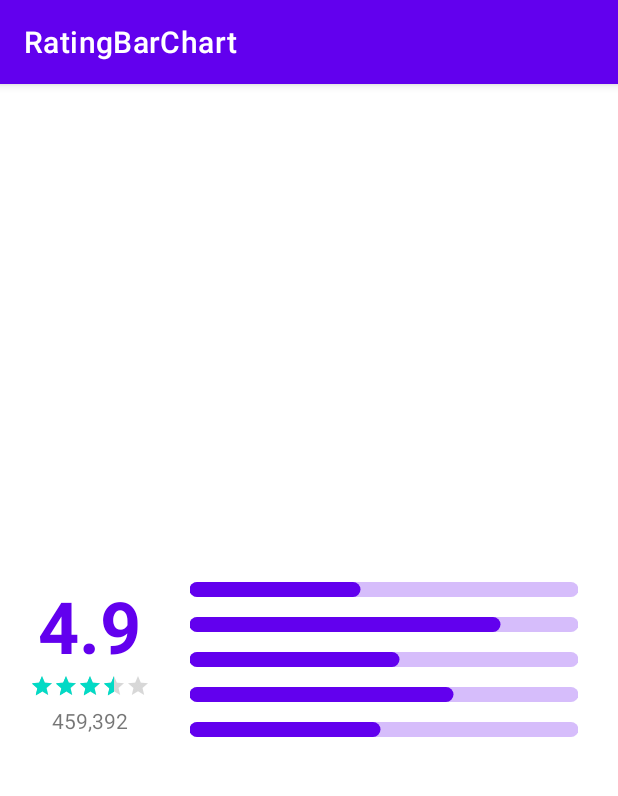
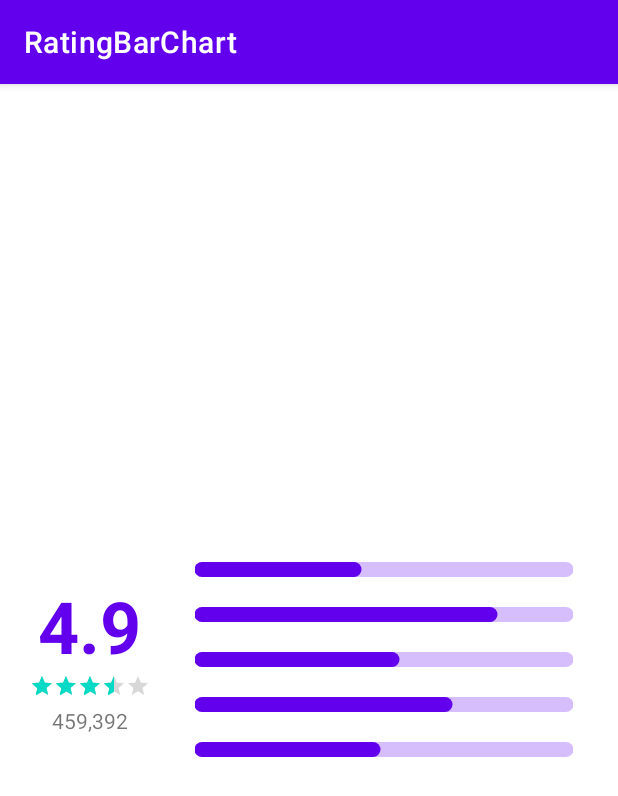
Before and after one commit to Dhina17/RatingBarChart, an Android app: the screen it shows after launch (MainActivity), on a phone screen of 412 x 824 dp. Shown: the top 796 px of the screen. Run offline under Robolectric (Android 15) with nearby library versions, the light colour scheme and no system bars.

Commit message:
library: Add barPadding attribute

```diff
--- a/app/src/main/res/layout/activity_main.xml
+++ b/app/src/main/res/layout/activity_main.xml
@@ -46,8 +46,9 @@
         android:layout_height="wrap_content"
         android:layout_gravity="center"
         android:layout_weight="1"
+        android:padding="10dp"
+        app:barPadding="10dp"
         app:barRadius="10dp"
-        app:barThickness="10dp"
-        android:padding="10dp" />
+        app:barThickness="10dp" />
 
 </LinearLayout>
--- a/library/src/main/kotlin/io/github/dhina17/ratingbarchart/RatingBarChart.kt
+++ b/library/src/main/kotlin/io/github/dhina17/ratingbarchart/RatingBarChart.kt
@@ -27,6 +27,8 @@ class RatingBarChart @JvmOverloads constructor(
 
     private var barThickness: Int = DEFAULT_BAR_THICKNESS
 
+    private var barPadding: Int = DEFAULT_BAR_PADDING
+
     init {
         // We need to add the views in column-like manner
         orientation = VERTICAL
@@ -49,6 +51,11 @@ class RatingBarChart @JvmOverloads constructor(
             R.styleable.RatingBarChart_barThickness,
             DEFAULT_BAR_THICKNESS
         )
+        // Retrieve the bar padding from the attributes
+        barPadding = attributes.getDimensionPixelSize(
+            R.styleable.RatingBarChart_barPadding,
+            DEFAULT_BAR_PADDING
+        )
     }
 
     private fun setupBars() {
@@ -58,7 +65,7 @@ class RatingBarChart @JvmOverloads constructor(
                 // Later move to a style.
                 isIndeterminate = false
                 max = MAX_BAR_VALUE
-                setPadding(10)
+                setPadding(barPadding)
                 trackThickness = barThickness
                 trackCornerRadius = barRadius
 
@@ -94,5 +101,8 @@ class RatingBarChart @JvmOverloads constructor(
 
         // Default bar thickness
         private val DEFAULT_BAR_THICKNESS = 10.px
+
+        // Default bar padding
+        private val DEFAULT_BAR_PADDING = 10.px
     }
 }
--- a/library/src/main/res/values/attrs.xml
+++ b/library/src/main/res/values/attrs.xml
@@ -1,6 +1,7 @@
 <?xml version="1.0" encoding="utf-8"?>
 <resources>
     <declare-styleable name="RatingBarChart">
+        <attr name="barPadding" format="dimension" />
         <attr name="barRadius" format="dimension" />
         <attr name="barThickness" format="dimension" />
     </declare-styleable>
```
